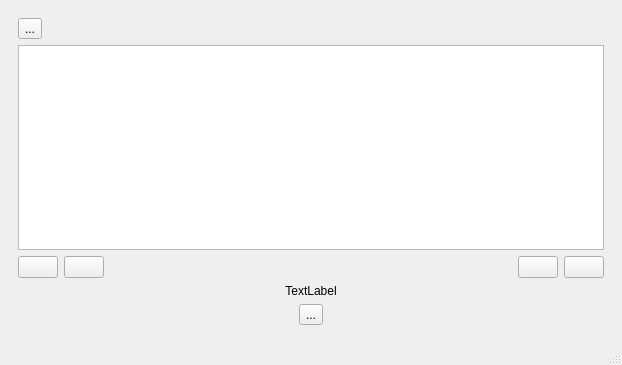
This is mainwindow.ui in silash35/qpdftools as Qt 5 draws it before an edit. The edited form follows.
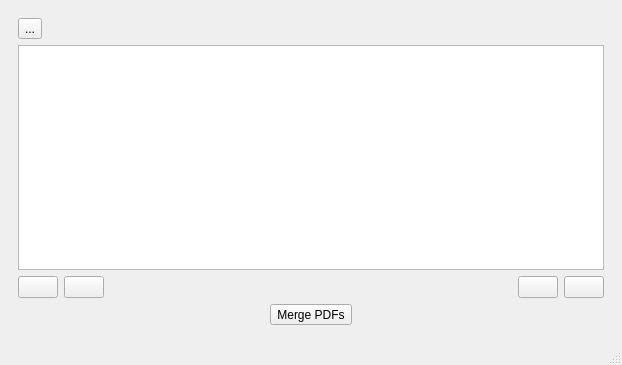
This is the edited form. The open tabs and pages were chosen to show the change.

Diff of the .ui file:
```diff
--- a/mainwindow.ui
+++ b/mainwindow.ui
@@ -524,16 +524,6 @@
           </item>
          </layout>
         </item>
-        <item>
-         <widget class="QLabel" name="label_status3">
-          <property name="text">
-           <string>TextLabel</string>
-          </property>
-          <property name="alignment">
-           <set>Qt::AlignCenter</set>
-          </property>
-         </widget>
-        </item>
         <item>
          <layout class="QHBoxLayout" name="horizontalLayout_12">
           <item>
@@ -552,7 +542,7 @@
           <item>
            <widget class="QToolButton" name="tbtn_pdfMerge">
             <property name="text">
-             <string>...</string>
+             <string>Merge PDFs</string>
             </property>
            </widget>
           </item>
```
Left out of the diff: 46 changed lines with no effect on the pictures.
